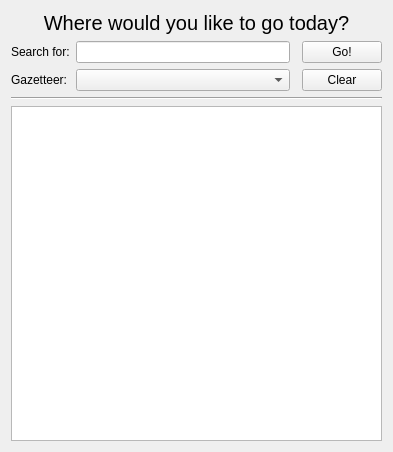
AstunTechnology/QGIS-Gazetteer-Plugin, file ui_gazetteersearch.ui: the form before one commit.
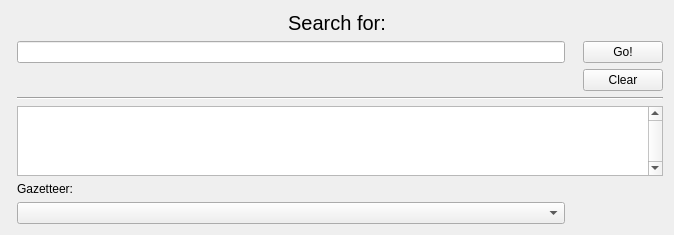
The form after the commit.

Commit message: Incorporate UI changes by @geosmiles inc. vertical scrollbar

What changed in the file:
```diff
--- a/ui_gazetteersearch.ui
+++ b/ui_gazetteersearch.ui
@@ -6,15 +6,15 @@
    <rect>
     <x>0</x>
     <y>0</y>
-    <width>393</width>
-    <height>452</height>
+    <width>674</width>
+    <height>233</height>
    </rect>
   </property>
   <property name="windowTitle">
    <string>Form</string>
   </property>
   <layout class="QGridLayout" name="gridLayout">
-   <item row="0" column="0" colspan="4">
+   <item row="0" column="0" colspan="5">
     <widget class="QLabel" name="label_3">
      <property name="font">
       <font>
@@ -22,44 +22,14 @@
       </font>
      </property>
      <property name="text">
-      <string>Where would you like to go today?</string>
+      <string>Search for:</string>
      </property>
      <property name="alignment">
       <set>Qt::AlignCenter</set>
      </property>
     </widget>
    </item>
-   <item row="1" column="0">
-    <widget class="QLabel" name="label">
-     <property name="text">
-      <string>Search for:</string>
-     </property>
-    </widget>
-   </item>
-   <item row="1" column="1">
-    <widget class="QLineEdit" name="searchEdit"/>
-   </item>
-   <item row="2" column="0">
-    <widget class="QLabel" name="label_2">
-     <property name="text">
-      <string>Gazetteer:</string>
-     </property>
-    </widget>
-   </item>
-   <item row="2" column="1">
-    <widget class="QComboBox" name="gazzetterCombo"/>
-   </item>
-   <item row="3" column="0" colspan="4">
-    <widget class="Line" name="line">
-     <property name="orientation">
-      <enum>Qt::Horizontal</enum>
-     </property>
-    </widget>
-   </item>
-   <item row="4" column="0" colspan="4">
-    <widget class="QListWidget" name="resultsList"/>
-   </item>
-   <item row="1" column="3">
+   <item row="1" column="4">
     <widget class="QPushButton" name="goButton">
      <property name="sizePolicy">
       <sizepolicy hsizetype="Fixed" vsizetype="Fixed">
@@ -77,7 +47,7 @@
      </property>
     </widget>
    </item>
-   <item row="2" column="3">
+   <item row="2" column="4">
     <widget class="QPushButton" name="clearButton">
      <property name="text">
       <string>Clear</string>
@@ -90,6 +60,33 @@
      </property>
     </widget>
    </item>
+   <item row="1" column="1">
+    <widget class="QLineEdit" name="searchEdit"/>
+   </item>
+   <item row="4" column="1" colspan="4">
+    <widget class="QListWidget" name="resultsList">
+     <property name="verticalScrollBarPolicy">
+      <enum>Qt::ScrollBarAlwaysOn</enum>
+     </property>
+    </widget>
+   </item>
+   <item row="3" column="1" colspan="4">
+    <widget class="Line" name="line">
+     <property name="orientation">
+      <enum>Qt::Horizontal</enum>
+     </property>
+    </widget>
+   </item>
+   <item row="6" column="1">
+    <widget class="QComboBox" name="gazzetterCombo"/>
+   </item>
+   <item row="5" column="1">
+    <widget class="QLabel" name="label_2">
+     <property name="text">
+      <string>Gazetteer:</string>
+     </property>
+    </widget>
+   </item>
   </layout>
  </widget>
  <resources/>
```
The commit also changes 3 other files.
